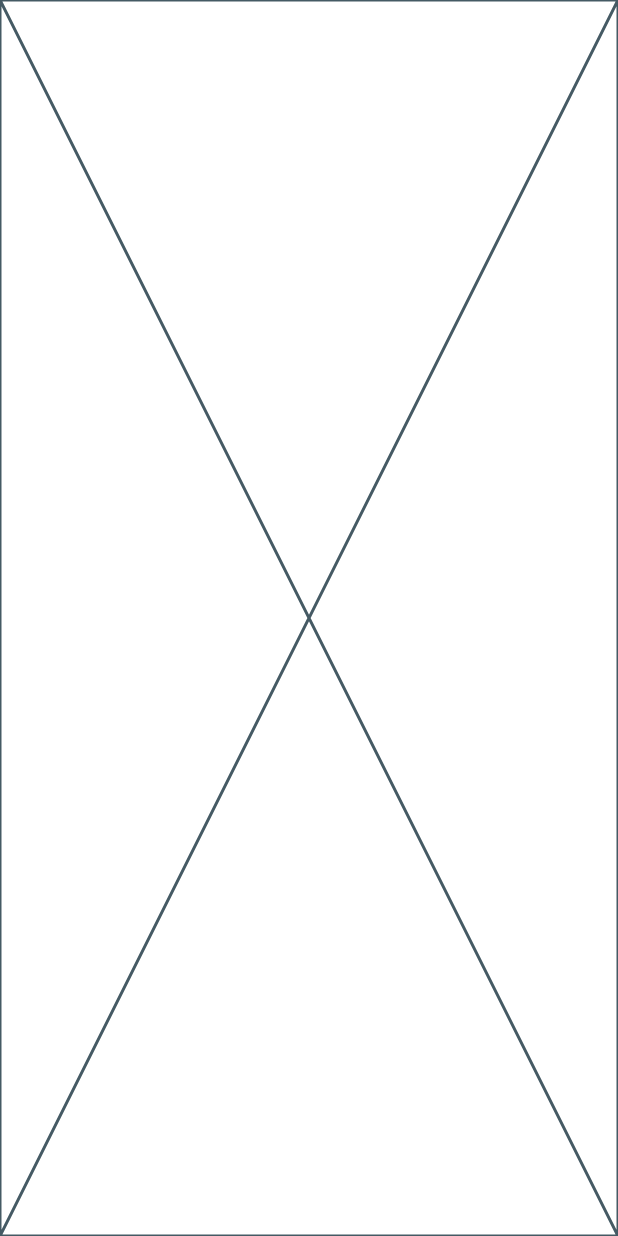
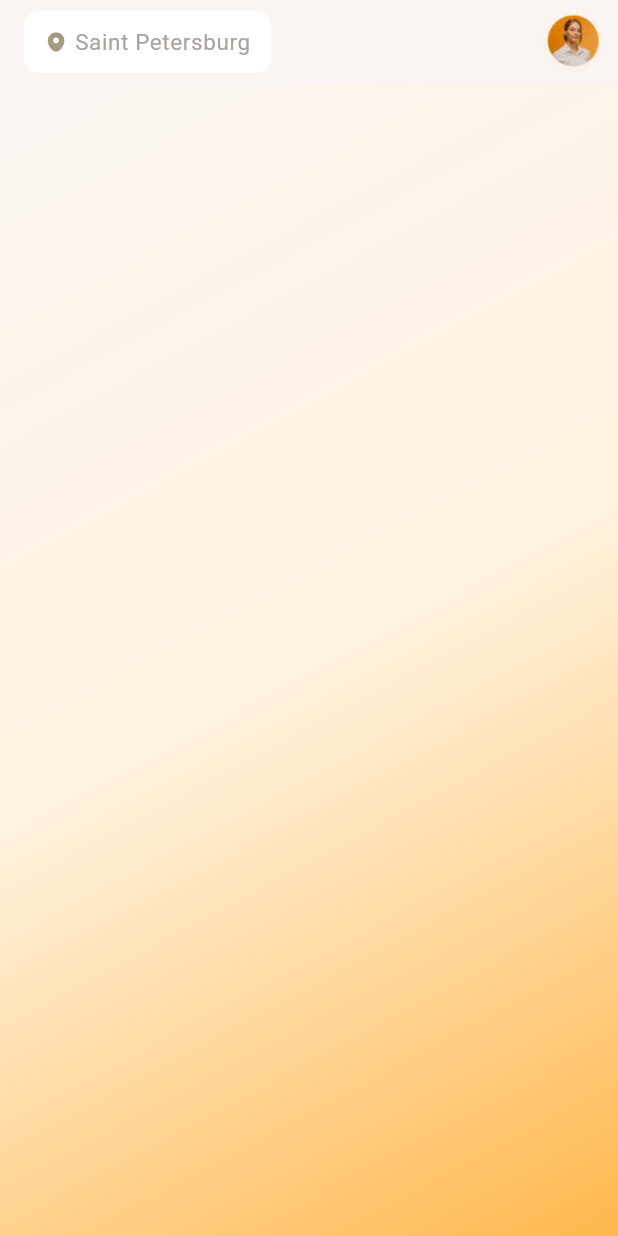
Before and after one commit to chiweliterem/Places, a Flutter app: the screen it shows after launch, on a phone screen of 412 x 824 dp. Run offline on Flutter 3.47's test engine with Material 3 defaults, Android fonts, the phone set to English and light mode, and no system bars; our stand-ins replace flutter_svg, google_fonts.

Commit message:
Implemented appbar UI.

```diff
--- a/lib/colors/colors.dart
+++ b/lib/colors/colors.dart
@@ -3,12 +3,12 @@ import 'package:flutter/material.dart';
 //Base color
 const kWhite = Color(0xffFFFFFF);
 const kBlack = Color(0xFF000000);
+const kPrimary = Color(0xffFB9E11);
 
 //AppBar Color
 const kBackgroundColor = Color(0xffFAF5F2);
 
 //Shape colors
-const kCircle = Color(0xffFB9E11);
 const kRectangle = Color(0xffFEF8F3);
 const kFAB = Color(0xff2B2B2B);
 
--- a/lib/main.dart
+++ b/lib/main.dart
@@ -1,4 +1,5 @@
 import 'package:flutter/material.dart';
+import 'package:places/colors/colors.dart';
 import 'package:places/screens/home.dart';
 
 void main() {
@@ -14,9 +15,7 @@ class MyApp extends StatelessWidget {
     return MaterialApp(
       debugShowCheckedModeBanner: false,
       title: 'Places',
-      theme: ThemeData(
-        colorScheme: ColorScheme.fromSeed(seedColor: Colors.deepPurple),
-      ),
+      theme: ThemeData(colorScheme: ColorScheme.fromSeed(seedColor: kPrimary)),
       home: const Home(appName: 'Places'),
     );
   }
--- a/lib/screens/home.dart
+++ b/lib/screens/home.dart
@@ -1,4 +1,7 @@
 import 'package:flutter/material.dart';
+import 'package:flutter_svg/svg.dart';
+import 'package:google_fonts/google_fonts.dart';
+import 'package:places/colors/colors.dart';
 
 class Home extends StatefulWidget {
   final String appName;
@@ -12,6 +15,61 @@ class Home extends StatefulWidget {
 class _HomeState extends State<Home> {
   @override
   Widget build(BuildContext context) {
-    return const Placeholder();
+    return Scaffold(
+      appBar: AppBar(
+        backgroundColor: kBackgroundColor,
+        title: Container(
+          width: MediaQuery.of(context).size.width * .4,
+          height: MediaQuery.of(context).size.height * .05,
+          decoration: BoxDecoration(
+            color: kWhite,
+            borderRadius: BorderRadius.circular(10),
+          ),
+          child: Row(
+            mainAxisAlignment: MainAxisAlignment.center,
+            children: [
+              SvgPicture.asset(
+                "assets/svgs/location.svg",
+                width: 15,
+                height: 15,
+              ),
+              SizedBox(width: 5.0),
+              Text(
+                "Saint Petersburg",
+                style: GoogleFonts.roboto(
+                  textStyle: Theme.of(context).textTheme.bodySmall,
+                  fontSize: 15,
+                  fontWeight: FontWeight.w400,
+                  color: kAppBarText,
+                ),
+              ),
+            ],
+          ),
+        ),
+        actions: [
+          CircleAvatar(
+            backgroundImage: AssetImage("assets/images/profileImg.png"),
+          ),
+        ],
+        actionsPadding: EdgeInsets.symmetric(horizontal: 10.0),
+      ),
+      body: LayoutBuilder(
+        builder: (context, boxConstraints) {
+          return Container(
+            decoration: BoxDecoration(
+              gradient: LinearGradient(
+                begin: Alignment.topLeft,
+                end: Alignment.bottomRight,
+                colors: [
+                  kBackgroundColor,
+                  Colors.orange.shade50,
+                  Colors.orange.shade300,
+                ],
+              ),
+            ),
+          );
+        },
+      ),
+    );
   }
 }
```
